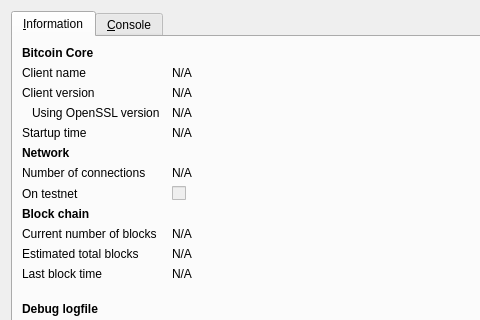
Above: src/qt/forms/rpcconsole.ui from CHNCoin/CHNCoin before the change; both pictures show x 0 to 480 and y 0 to 320 of the 740 by 450 pixel window. Below: the same form after it.
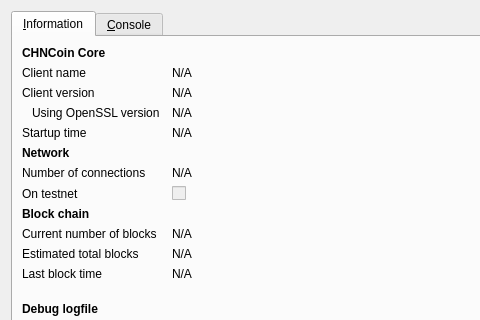
That is the form after the change. Icons and pictures are not drawn.

```diff
--- a/src/qt/forms/rpcconsole.ui
+++ b/src/qt/forms/rpcconsole.ui
@@ -36,7 +36,7 @@
           </font>
          </property>
          <property name="text">
-          <string>Bitcoin Core</string>
+          <string>CHNCoin Core</string>
          </property>
         </widget>
        </item>
```
